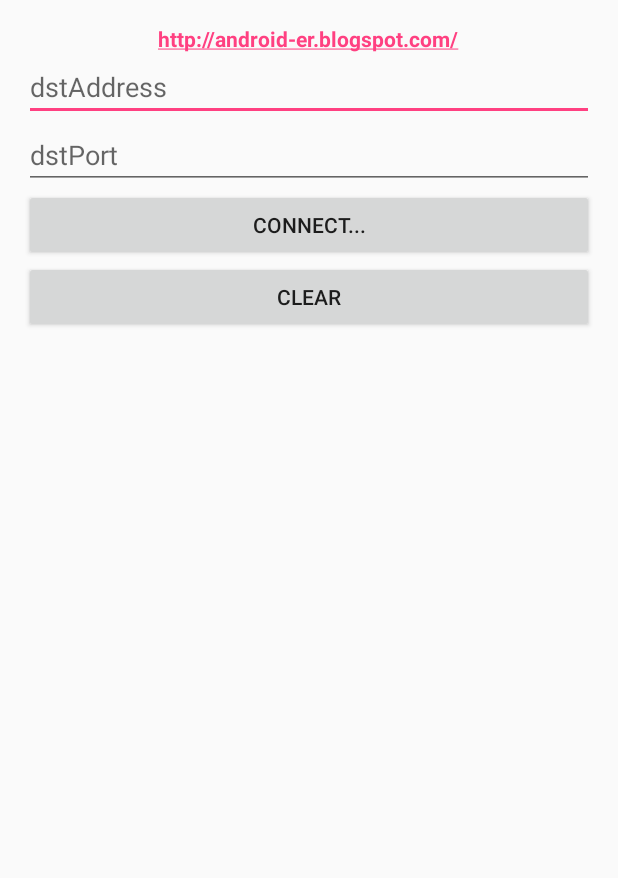
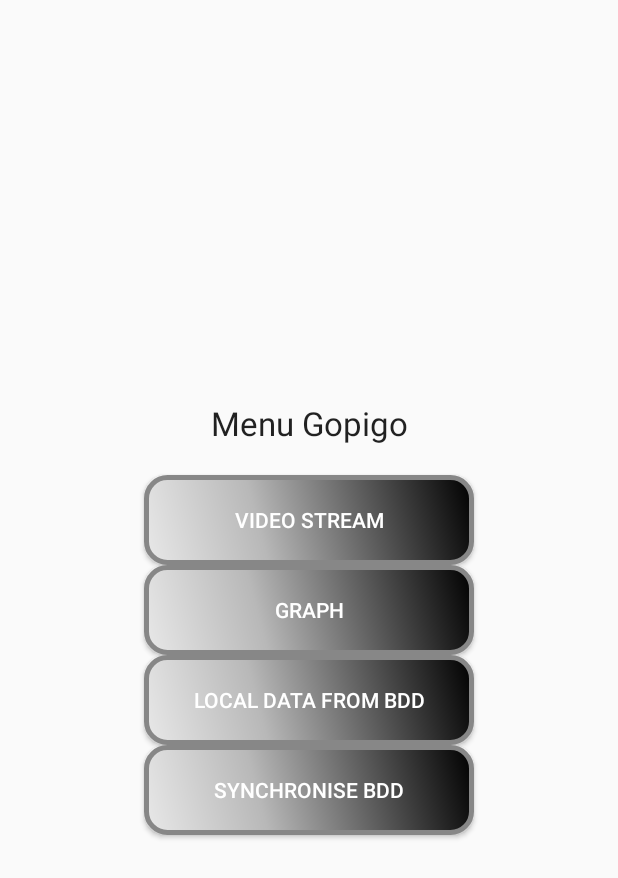
Before and after one commit to KalSkirata/GoPiGo, an Android app: the screen it shows after launch (ConnexionRaspberry before the commit, Gopigo_menu after it), on a phone screen of 412 x 824 dp. Shown: the top 878 px of the screen. Run offline under Robolectric (Android 15) with nearby library versions, the phone set to English and light mode, and no system bars.

Commit message:
version 2 android app (ça tourne)

```diff
--- a/Gopigo_New/app/src/main/AndroidManifest.xml
+++ b/Gopigo_New/app/src/main/AndroidManifest.xml
@@ -8,15 +8,19 @@
         android:label="@string/app_name"
         android:supportsRtl="true"
         android:theme="@style/AppTheme">
-        <activity android:name=".ConnexionRaspberry">
+
+        <activity android:name=".Gopigo_menu">
             <intent-filter>
                 <action android:name="android.intent.action.MAIN" />
-
                 <category android:name="android.intent.category.LAUNCHER" />
             </intent-filter>
         </activity>
-        <activity android:name=".GopigoActivity">
-        </activity>
+        <activity android:name=".ConnexionRaspberry"></activity>
+        <activity android:name=".GopigoActivity"></activity>
+        <!-- <activity android:name=".BddData"></activity> -->
+        <!-- <activity android:name=".DataGraph"></activity> -->
+        <!-- <activity android:name=".SynchroniseBdd"></activity> -->
+
 
     </application>
 
--- a/Gopigo_New/app/src/main/java/com/example/ziri/gopigo_new/ConnexionRaspberry.java
+++ b/Gopigo_New/app/src/main/java/com/example/ziri/gopigo_new/ConnexionRaspberry.java
@@ -48,10 +48,6 @@ public class ConnexionRaspberry extends Activity {
 
                 @Override
                 public void onClick(View arg0) {
-     /*
-      * You have to verify editTextAddress and
-      * editTextPort are input as correct format.
-      */
 
                     MyClientTask myClientTask = new MyClientTask(
                             editTextAddress.getText().toString(),
--- a/Gopigo_New/app/src/main/java/com/example/ziri/gopigo_new/GopigoActivity.java
+++ b/Gopigo_New/app/src/main/java/com/example/ziri/gopigo_new/GopigoActivity.java
@@ -19,7 +19,7 @@ public class GopigoActivity extends Activity {
         setContentView(R.layout.activity_gopigo);
 
         start = (Button)findViewById(R.id.start);
-        stop = (Button)findViewById(R.id.stop);
+        //stop = (Button)findViewById(R.id.stop);
         up = (Button)findViewById(R.id.up);
         down = (Button)findViewById(R.id.down);
         right = (Button)findViewById(R.id.up);
@@ -37,10 +37,10 @@ public class GopigoActivity extends Activity {
                 Toast.makeText(getApplicationContext(),
                         " ROBOT START", Toast.LENGTH_LONG).show();
                 break;
-            case R.id.stop:
+            /*case R.id.stop:
                 Toast.makeText(getApplicationContext(),
                         "ROBOT STOP", Toast.LENGTH_LONG).show();
-                break;
+                break;*/
             case R.id.up:
                 Toast.makeText(getApplicationContext(),
                         "ROBOT GO FORWARD", Toast.LENGTH_LONG).show();
--- /dev/null
+++ b/Gopigo_New/app/src/main/java/com/example/ziri/gopigo_new/Gopigo_menu.java
@@ -0,0 +1,61 @@
+package com.example.ziri.gopigo_new;
+
+import android.app.Activity;
+import android.content.Intent;
+import android.os.Bundle;
+import android.util.Log;
+import android.view.View;
+import android.widget.Button;
+import android.widget.EditText;
+import android.widget.TextView;
+import android.widget.Toast;
+
+import static android.content.ContentValues.TAG;
+
+public class Gopigo_menu extends Activity implements View.OnClickListener {
+
+    Button video_stream, local_bdd_data, sync, graph;
+
+    @Override
+    protected void onCreate(Bundle savedInstanceState) {
+        super.onCreate(savedInstanceState);
+        setContentView(R.layout.gopigo_menu);
+
+        video_stream = (Button) findViewById(R.id.video_stream);
+        local_bdd_data = (Button) findViewById(R.id.local_bdd_data);
+        graph = (Button) findViewById(R.id.graph);
+        sync = (Button) findViewById(R.id.sync);
+
+    }
+
+    public void onClick(View view) {
+        Log.e(TAG,"onclick");
+        final int id = view.getId();
+        switch (id) {
+
+            case R.id.video_stream:
+                Log.e(TAG,"video stream clicked");
+                Intent intent = new Intent(this, ConnexionRaspberry.class);
+                startActivity(intent);
+                Toast.makeText(getApplicationContext(),
+                        " Activity streaming video ", Toast.LENGTH_LONG).show();
+                break;
+           /* case R.id.local_bdd_data:
+                Intent intent1 = new Intent(Gopigo_menu.this, BddData.class);
+                startActivity(intent1);
+                break;
+            case R.id.graph:
+                Intent intent2 = new Intent(Gopigo_menu.this, DataGraph.class);
+                startActivity(intent2);
+                break;
+            case R.id.sync:
+                Intent intent3 = new Intent(Gopigo_menu.this, SynchroniseBdd.class);
+                startActivity(intent3);
+        */
+            default :
+                Log.e(TAG,"nothing clicked");
+                Toast.makeText(getApplicationContext(),
+                        " nothing selected ", Toast.LENGTH_LONG).show();
+        }
+    }
+}
--- /dev/null
+++ b/Gopigo_New/app/src/main/res/drawable/buttonshape.xml
@@ -0,0 +1,28 @@
+<?xml version="1.0" encoding="utf-8"?>
+<shape xmlns:android="http://schemas.android.com/apk/res/android" android:shape="rectangle" >
+    <corners
+        android:radius="14dp"
+        />
+    <gradient
+        android:angle="45"
+        android:centerX="35%"
+        android:centerColor="#B8B8B8"
+        android:startColor="#E8E8E8"
+        android:endColor="#000000"
+        android:type="linear"
+        />
+    <padding
+        android:left="0dp"
+        android:top="0dp"
+        android:right="0dp"
+        android:bottom="0dp"
+        />
+    <size
+        android:width="270dp"
+        android:height="60dp"
+        />
+    <stroke
+        android:width="3dp"
+        android:color="#878787"
+        />
+</shape>
--- a/Gopigo_New/app/src/main/res/layout/activity_gopigo.xml
+++ b/Gopigo_New/app/src/main/res/layout/activity_gopigo.xml
@@ -15,6 +15,7 @@
         android:layout_width="wrap_content"
         android:layout_height="wrap_content"
         android:id="@+id/down"
+        android:onClick="onClick"
         android:layout_alignParentBottom="true"
         android:layout_toEndOf="@+id/left" />
 
@@ -23,6 +24,7 @@
         android:layout_width="wrap_content"
         android:layout_height="wrap_content"
         android:id="@+id/up"
+        android:onClick="onClick"
         android:layout_above="@+id/right"
         android:layout_toEndOf="@+id/left" />
 
@@ -31,14 +33,16 @@
         android:layout_width="wrap_content"
         android:layout_height="wrap_content"
         android:id="@+id/left"
+        android:onClick="onClick"
         android:layout_below="@+id/up"
         android:layout_alignParentStart="true" />
 
     <Button
-        android:text="STOP"
+        android:text="START"
         android:layout_width="wrap_content"
         android:layout_height="wrap_content"
-        android:id="@+id/stop"
+        android:id="@+id/start"
+        android:onClick="onClick"
         android:layout_alignBaseline="@+id/right"
         android:layout_alignBottom="@+id/right"
         android:layout_alignParentEnd="true" />
@@ -48,6 +52,7 @@
         android:layout_width="wrap_content"
         android:layout_height="wrap_content"
         android:id="@+id/right"
+        android:onClick="onClick"
         android:layout_marginBottom="35dp"
         android:layout_alignParentBottom="true"
         android:layout_toEndOf="@+id/down" />
--- a/Gopigo_New/app/src/main/res/layout/connexion_layout.xml
+++ b/Gopigo_New/app/src/main/res/layout/connexion_layout.xml
@@ -14,18 +14,17 @@
         android:layout_height="wrap_content"
         android:layout_gravity="center_horizontal"
         android:autoLink="web"
-        android:text="http://android-er.blogspot.com/"
         android:textStyle="bold" />
     <EditText
         android:id="@+id/address"
         android:layout_width="match_parent"
         android:layout_height="wrap_content"
-        android:hint="dstAddress" />
+        android:hint="IP Address" />
     <EditText
         android:id="@+id/port"
         android:layout_width="match_parent"
         android:layout_height="wrap_content"
-        android:hint="dstPort" />
+        android:hint="Port" />
     <Button
         android:id="@+id/connect"
         android:layout_width="match_parent"
--- /dev/null
+++ b/Gopigo_New/app/src/main/res/layout/gopigo_menu.xml
@@ -0,0 +1,80 @@
+<LinearLayout xmlns:android="http://schemas.android.com/apk/res/android"
+    xmlns:tools="http://schemas.android.com/tools"
+    android:layout_width="fill_parent"
+    android:layout_height="fill_parent"
+    android:paddingLeft="@dimen/activity_horizontal_margin"
+    android:paddingRight="@dimen/activity_horizontal_margin"
+    android:paddingTop="@dimen/activity_vertical_margin"
+    android:paddingBottom="@dimen/activity_vertical_margin"
+    android:orientation="vertical"
+    tools:context="com.example.ziri.gopigo_new.Gopigo_menu"
+    android:gravity="center"
+    android:textAlignment="center">
+
+
+    <TextView
+        android:layout_width="fill_parent"
+        android:layout_height="wrap_content"
+        android:textAppearance="?android:attr/textAppearanceLarge"
+        android:text="Menu Gopigo"
+        android:id="@+id/textView"
+        android:gravity="center"
+        android:layout_marginBottom="20dp"
+        />
+
+    <Button
+        android:layout_width="220dp"
+        android:layout_height="wrap_content"
+        android:text="Video Stream"
+        android:id="@+id/video_stream"
+        android:gravity="center"
+        android:onClick="onClick"
+        android:textColor="#FFFFFF"
+        android:background="@drawable/buttonshape"
+        android:layout_below="@+id/textView"
+        android:padding="20dp"
+        />
+
+    <Button
+        android:layout_width="220dp"
+        android:layout_height="wrap_content"
+        android:text="Graph"
+        android:id="@+id/graph"
+        android:gravity="center"
+        android:onClick="onClick"
+        android:textColor="#FFFFFF"
+        android:background="@drawable/buttonshape"
+        android:layout_below="@+id/textView"
+        android:padding="20dp"
+        />
+
+
+    <Button
+        android:layout_width="220dp"
+        android:layout_height="wrap_content"
+        android:layout_centerInParent="true"
+        android:text="Local data from BDD"
+        android:id="@+id/local_bdd_data"
+        android:gravity="center"
+        android:onClick="onClick"
+        android:textColor="#FFFFFF"
+        android:background="@drawable/buttonshape"
+        android:layout_below="@+id/textView"
+        android:padding="20dp"
+        />
+
+    <Button
+        android:layout_width="220dp"
+        android:layout_height="wrap_content"
+        android:layout_centerInParent="true"
+        android:text="Synchronise BDD"
+        android:id="@+id/sync"
+        android:gravity="center"
+        android:onClick="onClick"
+        android:textColor="#FFFFFF"
+        android:background="@drawable/buttonshape"
+        android:layout_below="@+id/textView"
+        android:padding="20dp"
+        />
+
+</LinearLayout>
```
